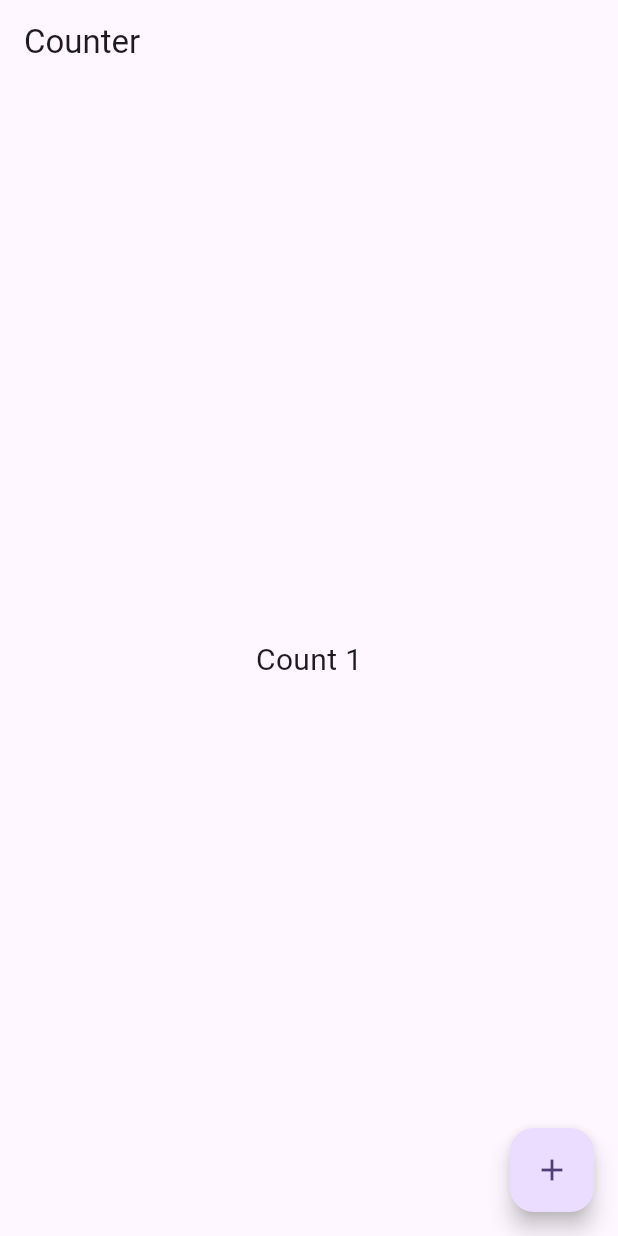
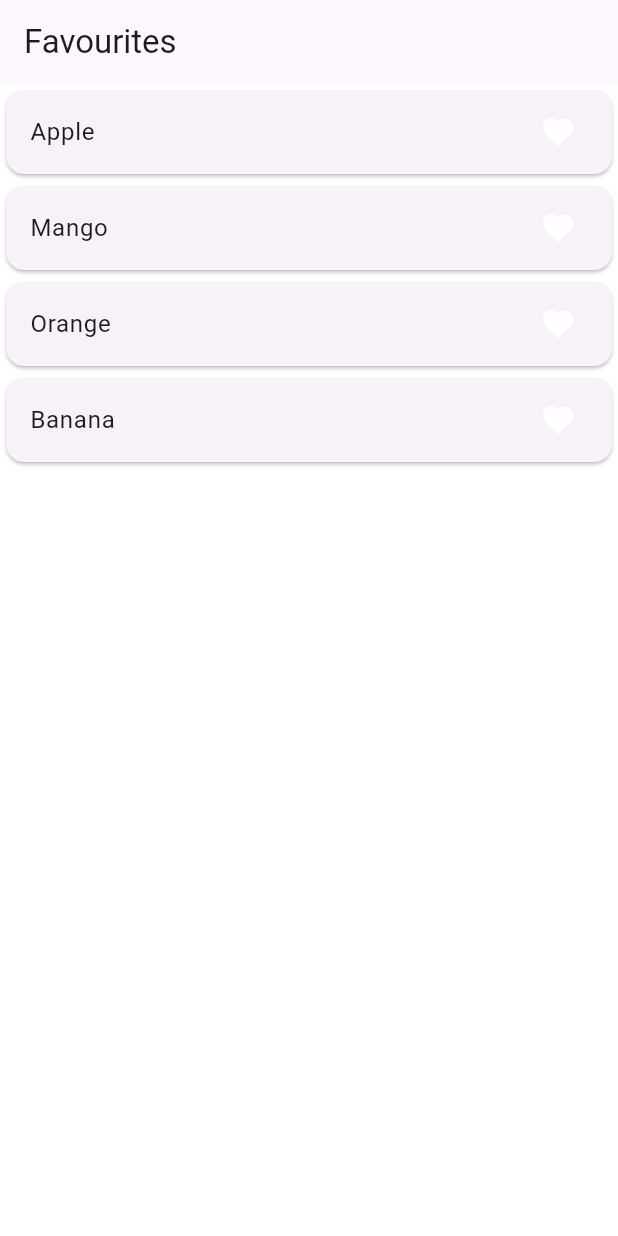
Before and after one commit to MGMSA6/GetX, a Flutter app: the screen it shows after launch, on a phone screen of 412 x 824 dp. Run offline on Flutter 3.47's test engine with Material 3 defaults, Android fonts, the phone set to English and light mode, and no system bars; our stand-ins replace get.

Commit message:
Latest Code

```diff
--- /dev/null
+++ b/lib/favourites.dart
@@ -0,0 +1,55 @@
+import 'package:flutter/material.dart';
+import 'package:get/get.dart';
+import 'package:get_x/favourites_controller.dart';
+
+class Favourites extends StatefulWidget {
+  const Favourites({super.key});
+
+  @override
+  State<Favourites> createState() => _FavouritesState();
+}
+
+class _FavouritesState extends State<Favourites> {
+  // List<String> fruitList = ["Apple", "Mango", "Orange", "Banana"];
+  // List<String> tempList = [];
+
+  final FavouritesController favouritesController =
+      Get.put(FavouritesController());
+
+  @override
+  Widget build(BuildContext context) {
+    print("Widget Rebuild");
+    return Scaffold(
+      backgroundColor: Colors.white,
+      appBar: AppBar(
+        title: Text("Favourites"),
+      ),
+      body: ListView.builder(
+          itemCount: favouritesController.fruitList.length,
+          itemBuilder: (context, index) {
+            return Card(
+              child: ListTile(
+                onTap: () {
+                  if (favouritesController.tempList.contains(
+                      favouritesController.fruitList[index].toString())) {
+                    favouritesController.removeFav(
+                        favouritesController.fruitList[index].toString());
+                  } else {
+                    favouritesController.addFav(
+                        favouritesController.fruitList[index].toString());
+                  }
+                },
+                title: Text(favouritesController.fruitList[index].toString()),
+                trailing: Obx(() => Icon(
+                      Icons.favorite,
+                      color: favouritesController.tempList.contains(
+                              favouritesController.fruitList[index].toString())
+                          ? Colors.red
+                          : Colors.white,
+                    )),
+              ),
+            );
+          }),
+    );
+  }
+}
--- /dev/null
+++ b/lib/favourites_controller.dart
@@ -0,0 +1,14 @@
+import 'package:get/get.dart';
+
+class FavouritesController extends GetxController {
+  RxList<String> fruitList = ["Apple", "Mango", "Orange", "Banana"].obs;
+  RxList tempList = [].obs;
+
+  addFav(String value) {
+    tempList.add(value);
+  }
+
+  removeFav(String value) {
+    tempList.remove(value);
+  }
+}
--- a/lib/main.dart
+++ b/lib/main.dart
@@ -1,6 +1,7 @@
 import 'package:flutter/material.dart';
 import 'package:get/get.dart';
 import 'package:get_x/counter.dart';
+import 'package:get_x/favourites.dart';
 import 'package:get_x/home_screen.dart';
 import 'package:get_x/languages.dart';
 import 'package:get_x/responsive.dart';
@@ -23,13 +24,14 @@ class MyApp extends StatelessWidget {
       theme: ThemeData(
         colorScheme: ColorScheme.fromSeed(seedColor: Colors.deepPurple),
       ),
-      home: const Counter(),
+      home: const Favourites(),
       getPages: [
         GetPage(name: '/', page: () => HomeScreen()),
         GetPage(name: RouteNames.screenOne, page: () => ScreenOne()),
         GetPage(name: RouteNames.screenTwo, page: () => ScreenTwo()),
         GetPage(name: RouteNames.responsive, page: () => Responsive()),
         GetPage(name: RouteNames.counter, page: () => Counter()),
+        GetPage(name: RouteNames.fav, page: () => Favourites()),
       ],
       translations: Languages(),
       locale: Locale('en', 'US'),
--- a/lib/route_names.dart
+++ b/lib/route_names.dart
@@ -5,5 +5,6 @@ class RouteNames {
   static const String responsive = "/responsive";
   static const String language = "/language";
   static const String counter = "/counter";
+  static const String fav = "/fav";
 
 }
```
